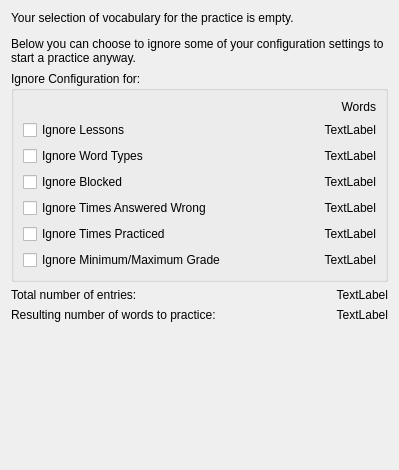
The window that src/practice/entryfilter.ui (KDE/parley) describes before a commit, drawn with Qt 5.
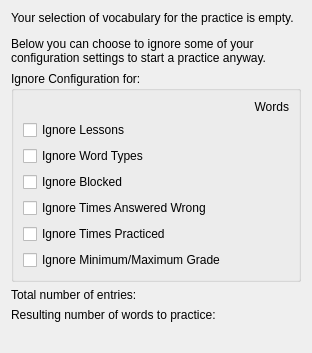
The same window after the commit.

Commit message: remove place holder labels

```diff
--- a/src/practice/entryfilter.ui
+++ b/src/practice/entryfilter.ui
@@ -5,8 +5,8 @@
    <rect>
     <x>0</x>
     <y>0</y>
-    <width>399</width>
-    <height>470</height>
+    <width>312</width>
+    <height>353</height>
    </rect>
   </property>
   <layout class="QVBoxLayout" >
@@ -39,7 +39,7 @@
       <item row="1" column="1" >
        <widget class="QLabel" name="lessonLabel" >
         <property name="text" >
-         <string>TextLabel</string>
+         <string/>
         </property>
         <property name="alignment" >
          <set>Qt::AlignRight|Qt::AlignTrailing|Qt::AlignVCenter</set>
@@ -59,7 +59,7 @@
       <item row="2" column="1" >
        <widget class="QLabel" name="wordTypeLabel" >
         <property name="text" >
-         <string>TextLabel</string>
+         <string/>
         </property>
         <property name="alignment" >
          <set>Qt::AlignRight|Qt::AlignTrailing|Qt::AlignVCenter</set>
@@ -79,7 +79,7 @@
       <item row="3" column="1" >
        <widget class="QLabel" name="blockedLabel" >
         <property name="text" >
-         <string>TextLabel</string>
+         <string/>
         </property>
         <property name="alignment" >
          <set>Qt::AlignRight|Qt::AlignTrailing|Qt::AlignVCenter</set>
@@ -99,7 +99,7 @@
       <item row="4" column="1" >
        <widget class="QLabel" name="timesWrongLabel" >
         <property name="text" >
-         <string>TextLabel</string>
+         <string/>
         </property>
         <property name="alignment" >
          <set>Qt::AlignRight|Qt::AlignTrailing|Qt::AlignVCenter</set>
@@ -119,7 +119,7 @@
       <item row="5" column="1" >
        <widget class="QLabel" name="timesPracticedLabel" >
         <property name="text" >
-         <string>TextLabel</string>
+         <string/>
         </property>
         <property name="alignment" >
          <set>Qt::AlignRight|Qt::AlignTrailing|Qt::AlignVCenter</set>
@@ -139,7 +139,7 @@
       <item row="6" column="1" >
        <widget class="QLabel" name="minMaxGradeLabel" >
         <property name="text" >
-         <string>TextLabel</string>
+         <string/>
         </property>
         <property name="alignment" >
          <set>Qt::AlignRight|Qt::AlignTrailing|Qt::AlignVCenter</set>
@@ -171,7 +171,7 @@
      <item>
       <widget class="QLabel" name="documentTotalLabel" >
        <property name="text" >
-        <string>TextLabel</string>
+        <string/>
        </property>
        <property name="alignment" >
         <set>Qt::AlignRight|Qt::AlignTrailing|Qt::AlignVCenter</set>
@@ -192,7 +192,7 @@
      <item>
       <widget class="QLabel" name="totalLabel" >
        <property name="text" >
-        <string>TextLabel</string>
+        <string/>
        </property>
        <property name="alignment" >
         <set>Qt::AlignRight|Qt::AlignTrailing|Qt::AlignVCenter</set>
```
